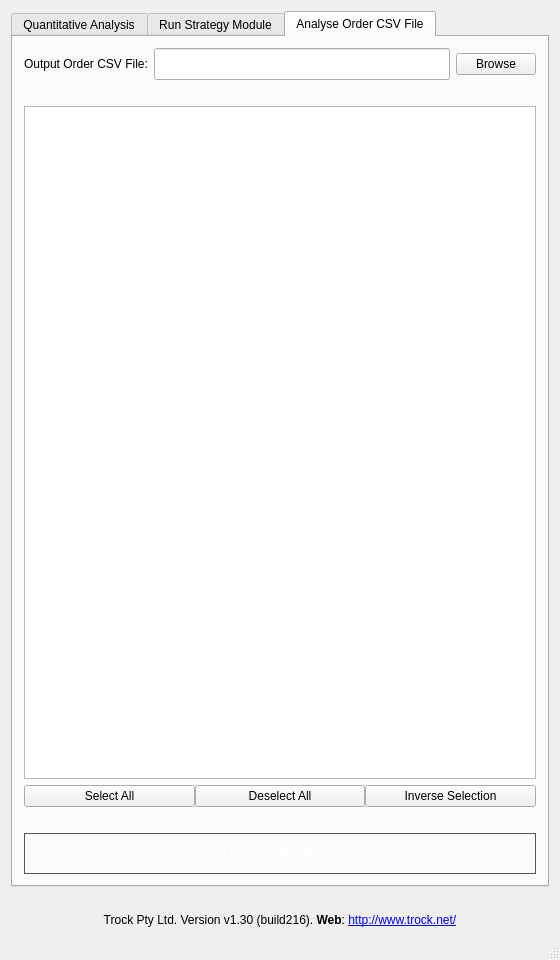
Before: the Qt Designer form GUI_Mohamamd_2/mainwindow.ui in mobeigi/Algorithmic-Trading, drawn with Qt 5.
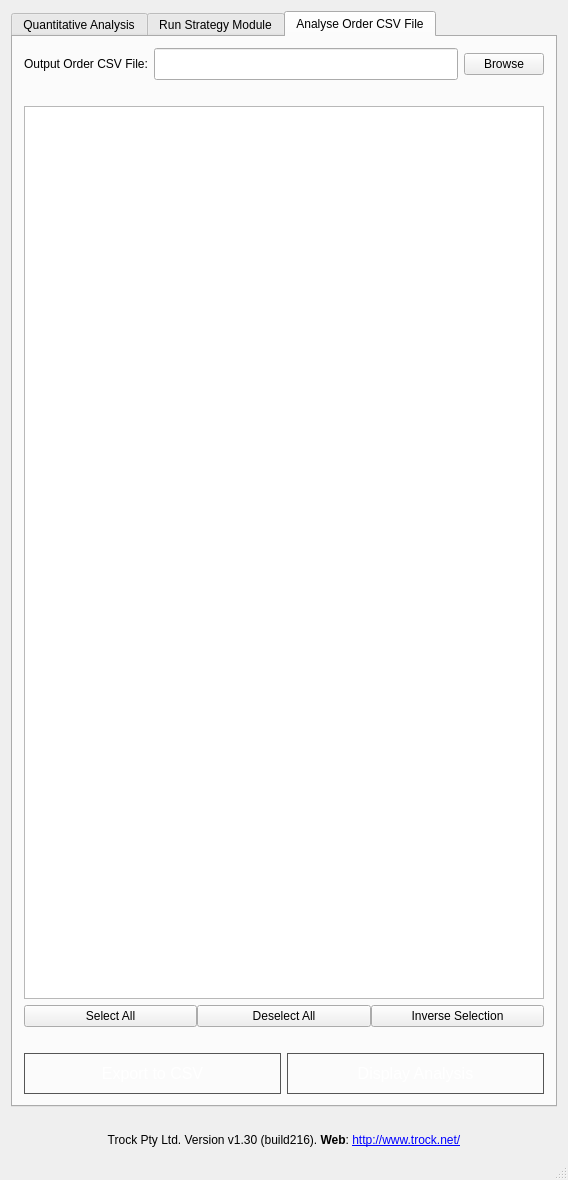
After: the same form once the commit is applied. The open tabs and pages were chosen to show the change. Icons and pictures are not drawn.

Commit message: added export summary to csv function

The edit to the form file:
```diff
--- a/GUI_Mohamamd_2/mainwindow.ui
+++ b/GUI_Mohamamd_2/mainwindow.ui
@@ -6,8 +6,8 @@
    <rect>
     <x>0</x>
     <y>0</y>
-    <width>560</width>
-    <height>960</height>
+    <width>568</width>
+    <height>1180</height>
    </rect>
   </property>
   <property name="sizePolicy">
@@ -1042,6 +1042,64 @@
          </layout>
         </item>
         <item>
+         <layout class="QHBoxLayout" name="horizontalLayout_7">
+          <property name="bottomMargin">
+           <number>0</number>
+          </property>
+          <item>
+           <widget class="QPushButton" name="exportsummary">
+            <property name="font">
+             <font>
+              <family>Arial</family>
+              <pointsize>-1</pointsize>
+              <underline>false</underline>
+              <strikeout>false</strikeout>
+             </font>
+            </property>
+            <property name="toolTip">
+             <string>&lt;html&gt;&lt;head/&gt;&lt;body&gt;&lt;p&gt;Execute all stragegy modules with provided parameters for every date range and save quantitative analysis results to a CSV file.&lt;/p&gt;&lt;/body&gt;&lt;/html&gt;</string>
+            </property>
+            <property name="styleSheet">
+             <string notr="true">#MainWindow QPushButton {
+background: qradialgradient(cx: 0.3, cy: -0.4,
+fx: 0.3, fy: -0.4,
+radius: 1.35, stop: 0 #fff, stop: 1 #3498db);
+border: 1px solid #555;
+font-family: Arial;
+color: #ffffff;
+font-size: 16px;
+padding: 10px 5px 10px 5px;
+text-decoration: none;
+}
+
+#MainWindow QPushButton:hover {
+background: qradialgradient(cx: 0.3, cy: -0.4,
+fx: 0.3, fy: -0.4,
+radius: 1.35, stop: 0 #fff, stop: 1 #3cb1ff);
+}
+
+#MainWindow QPushButton:pressed {
+background: qradialgradient(cx: 0.3, cy: -0.4,
+fx: 0.3, fy: -0.4,
+radius: 1.35, stop: 0 #fff, stop: 1 #3498db);
+}</string>
+            </property>
+            <property name="text">
+             <string>Export to CSV</string>
+            </property>
+            <property name="icon">
+             <iconset resource="resources.qrc">
+              <normaloff>:/images/resources/export_csv.png</normaloff>:/images/resources/export_csv.png</iconset>
+            </property>
+            <property name="iconSize">
+             <size>
+              <width>24</width>
+              <height>24</height>
+             </size>
+            </property>
+           </widget>
+          </item>
+          <item>
          <widget class="QPushButton" name="showanalysis_button">
           <property name="font">
            <font>
@@ -1105,6 +1163,8 @@
            <bool>false</bool>
           </property>
          </widget>
+          </item>
+         </layout>
         </item>
        </layout>
       </widget>
```
Left out of the diff: 2 changed lines with no effect on the pictures. Lines whose indentation alone changed are shown as unchanged. The commit also changes 89 other files.
